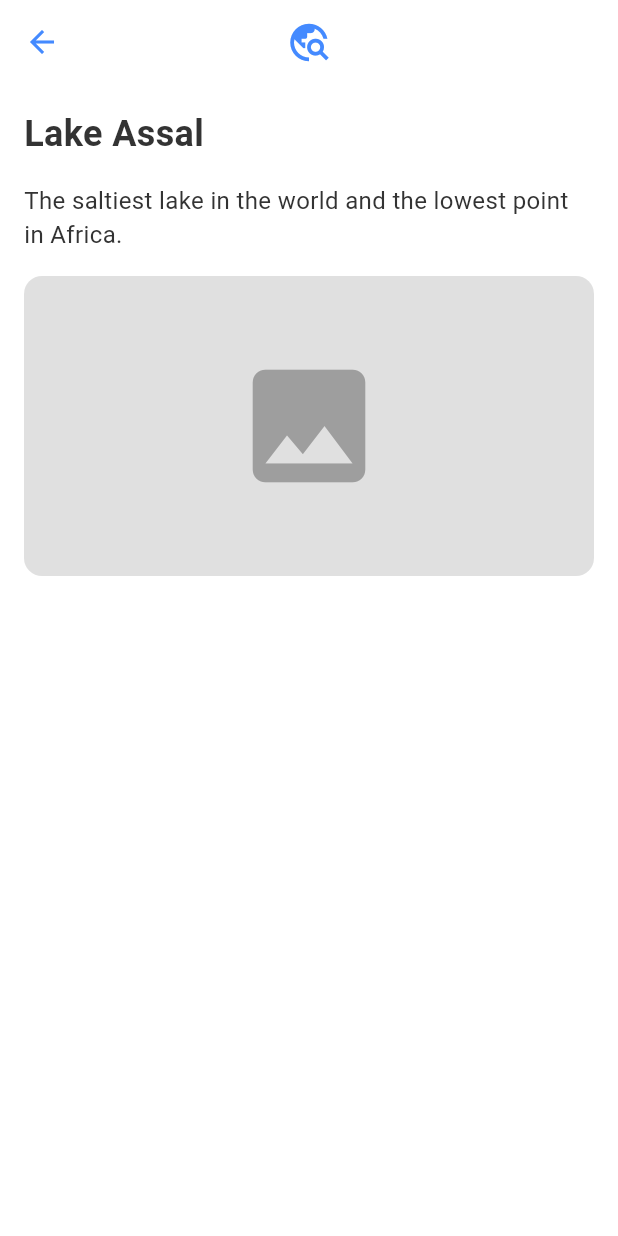
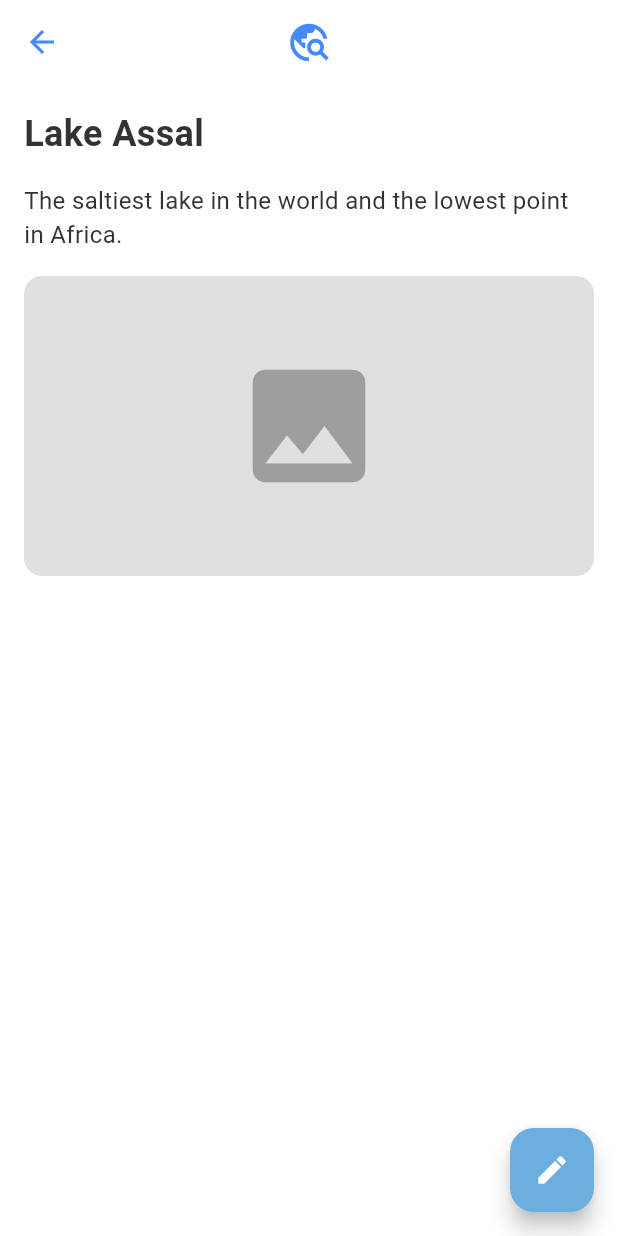
Before and after one commit to jabibamman/afarscape, a Flutter app: the screen it shows after launch, after a tap on "Lake Assal", on a phone screen of 412 x 824 dp. Run offline on Flutter 3.47's test engine with Material 3 defaults, Android fonts, the phone set to English and light mode, and no system bars; our stand-ins replace flutter_bloc, get_it.

Commit message:
feat(edit): add the ability to edit a post

```diff
--- a/lib/features/features/posts/presentation/blocs/post_bloc/post_event.dart
+++ b/lib/features/features/posts/presentation/blocs/post_bloc/post_event.dart
@@ -1,4 +1,11 @@
+import '../../../domain/entities/post.dart';
+
 abstract class PostEvent {}
 
 class LoadPosts extends PostEvent {}
 class LoadMorePosts extends PostEvent {}
+class UpdatePostEvent extends PostEvent {
+  final Post updatedPost;
+
+  UpdatePostEvent(this.updatedPost);
+}
--- a/lib/features/features/posts/presentation/screens/post_detail_screen.dart
+++ b/lib/features/features/posts/presentation/screens/post_detail_screen.dart
@@ -1,6 +1,11 @@
 import 'package:flutter/material.dart';
+import 'package:flutter_bloc/flutter_bloc.dart';
 import '../../domain/entities/post.dart';
+import '../blocs/post_bloc/post_bloc.dart';
+import '../blocs/post_bloc/post_state.dart';
 import '../widgets/custom_app_bar.dart';
+import '../widgets/post_detail_content.dart';
+import '../widgets/edit_post_dialog.dart';
 
 class PostDetailScreen extends StatelessWidget {
   final Post post;
@@ -10,52 +15,42 @@ class PostDetailScreen extends StatelessWidget {
   @override
   Widget build(BuildContext context) {
     return Scaffold(
-      body: CustomScrollView(
+      body: BlocBuilder<PostBloc, PostState>(
+        builder: (context, state) {
+          Post currentPost = post;
+
+          if (state is PostLoaded) {
+            currentPost = state.posts.firstWhere(
+                  (p) => p.id == post.id,
+              orElse: () => post,
+            );
+          }
+
+          return CustomScrollView(
             slivers: [
               const CustomAppBar(),
               SliverList(
                 delegate: SliverChildListDelegate(
                   [
-                Padding(
-                  padding: const EdgeInsets.all(16.0),
-                  child: Column(
-                    crossAxisAlignment: CrossAxisAlignment.stretch,
-                    children: [
-                      Text(
-                        post.title,
-                        style: const TextStyle(
-                          fontSize: 24,
-                          fontWeight: FontWeight.bold,
-                        ),
-                      ),
-                      const SizedBox(height: 16),
-                      Text(
-                        post.description,
-                        style: const TextStyle(fontSize: 16),
-                      ),
-                      const SizedBox(height: 16),
-                      Container(
-                        height: 200,
-                        decoration: BoxDecoration(
-                          color: Colors.grey[300],
-                          borderRadius: BorderRadius.circular(12),
-                        ),
-                        child: const Center(
-                          child: Icon(
-                            Icons.image,
-                            size: 100,
-                            color: Colors.grey,
-                          ),
-                        ),
-                      ),
+                    PostDetailContent(post: currentPost),
                   ],
                 ),
               ),
             ],
+          );
+        },
       ),
-          ),
-        ],
+      floatingActionButton: FloatingActionButton(
+        onPressed: () => _showEditDialog(context, post),
+        child: const Icon(Icons.edit),
       ),
     );
   }
+
+  void _showEditDialog(BuildContext context, Post post) {
+    showDialog(
+      context: context,
+      builder: (context) => EditPostDialog(post: post),
+    );
   }
+}
--- /dev/null
+++ b/lib/features/features/posts/presentation/widgets/post_detail_content.dart
@@ -0,0 +1,47 @@
+import 'package:flutter/material.dart';
+import '../../domain/entities/post.dart';
+
+class PostDetailContent extends StatelessWidget {
+  final Post post;
+
+  const PostDetailContent({super.key, required this.post});
+
+  @override
+  Widget build(BuildContext context) {
+    return Padding(
+      padding: const EdgeInsets.all(16.0),
+      child: Column(
+        crossAxisAlignment: CrossAxisAlignment.stretch,
+        children: [
+          Text(
+            post.title,
+            style: const TextStyle(
+              fontSize: 24,
+              fontWeight: FontWeight.bold,
+            ),
+          ),
+          const SizedBox(height: 16),
+          Text(
+            post.description,
+            style: const TextStyle(fontSize: 16),
+          ),
+          const SizedBox(height: 16),
+          Container(
+            height: 200,
+            decoration: BoxDecoration(
+              color: Colors.grey[300],
+              borderRadius: BorderRadius.circular(12),
+            ),
+            child: const Center(
+              child: Icon(
+                Icons.image,
+                size: 100,
+                color: Colors.grey,
+              ),
+            ),
+          ),
+        ],
+      ),
+    );
+  }
+}
```
Also changed, not shown: lib/features/features/posts/domain/usecases/update_post.dart (added, +12 -0 lines), lib/features/features/posts/presentation/blocs/post_bloc/post_bloc.dart (+19 -0 lines), lib/features/features/posts/presentation/widgets/edit_post_dialog.dart (added, +60 -0 lines), lib/features/features/posts/presentation/widgets/custom_app_bar.dart (line endings or trailing spaces). Lines whose indentation alone changed are shown as unchanged.
